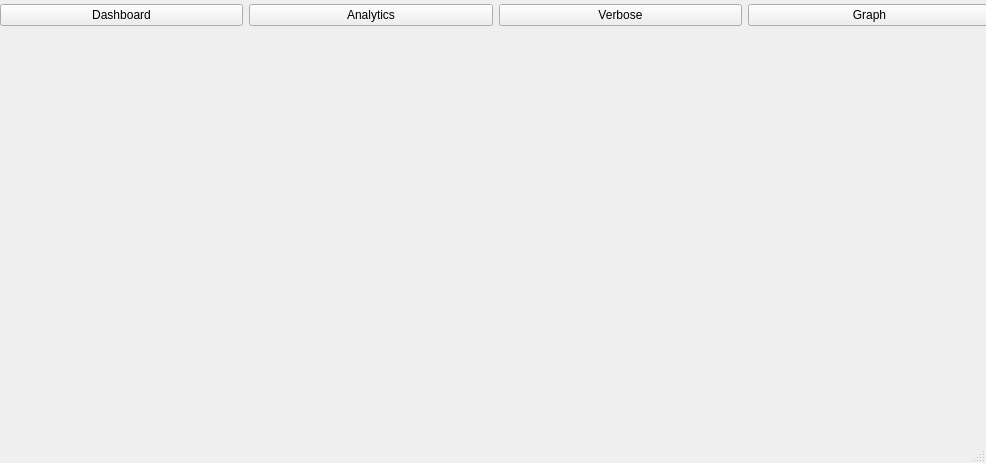
Above: edi/mainwindow.ui from Tejas1234-biradar/networkVisualiser before the change. Below: the same form after it.
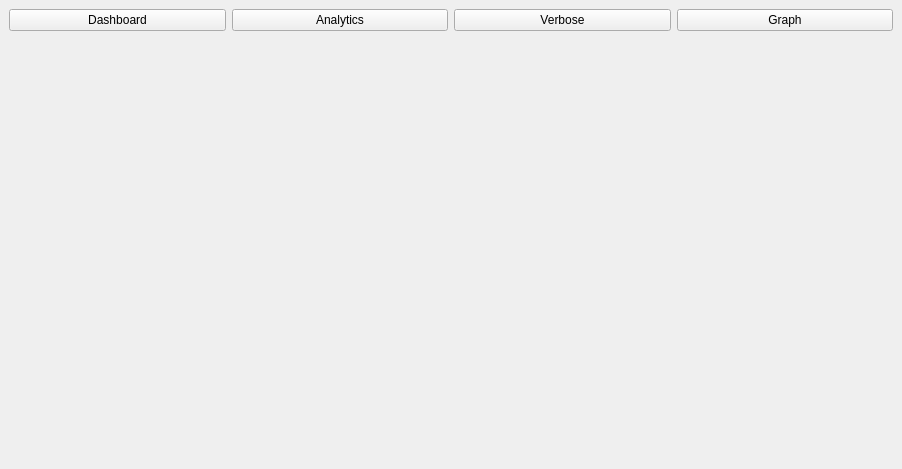
That is the form after the change.

Commit message: addition of qtQuick settings and dynamic width

```diff
--- a/edi/mainwindow.ui
+++ b/edi/mainwindow.ui
@@ -6,24 +6,32 @@
    <rect>
     <x>0</x>
     <y>0</y>
-    <width>986</width>
-    <height>463</height>
+    <width>902</width>
+    <height>469</height>
    </rect>
   </property>
+  <property name="sizePolicy">
+   <sizepolicy hsizetype="Maximum" vsizetype="Preferred">
+    <horstretch>0</horstretch>
+    <verstretch>0</verstretch>
+   </sizepolicy>
+  </property>
   <property name="windowTitle">
    <string>MainWindow</string>
   </property>
   <widget class="QWidget" name="centralwidget">
-   <widget class="QWidget" name="horizontalLayoutWidget">
-    <property name="geometry">
-     <rect>
-      <x>0</x>
-      <y>0</y>
-      <width>991</width>
-      <height>31</height>
-     </rect>
-    </property>
+   <property name="sizePolicy">
+    <sizepolicy hsizetype="Expanding" vsizetype="Preferred">
+     <horstretch>0</horstretch>
+     <verstretch>0</verstretch>
+    </sizepolicy>
+   </property>
+   <layout class="QVBoxLayout" name="verticalLayout">
+    <item>
     <layout class="QHBoxLayout" name="horizontalLayout">
+      <property name="sizeConstraint">
+       <enum>QLayout::SizeConstraint::SetMinimumSize</enum>
+      </property>
      <item>
       <widget class="QPushButton" name="DashboardB">
        <property name="text">
@@ -53,19 +61,14 @@
       </widget>
      </item>
     </layout>
-   </widget>
-   <widget class="QWidget" name="LayoutArea" native="true">
-    <property name="geometry">
-     <rect>
-      <x>0</x>
-      <y>30</y>
-      <width>991</width>
-      <height>431</height>
-     </rect>
-    </property>
-   </widget>
-  </widget>
-  <widget class="QStatusBar" name="statusbar"/>
+    </item>
+    <item>
+     <widget class="QWidget" name="LayoutArea" native="true"/>
+    </item>
+   </layout>
+   <zorder>LayoutArea</zorder>
+   <zorder>horizontalLayoutWidget</zorder>
+  </widget>
  </widget>
  <resources/>
  <connections/>
```
Lines whose indentation alone changed are shown as unchanged. The commit also changes 12 other files.
